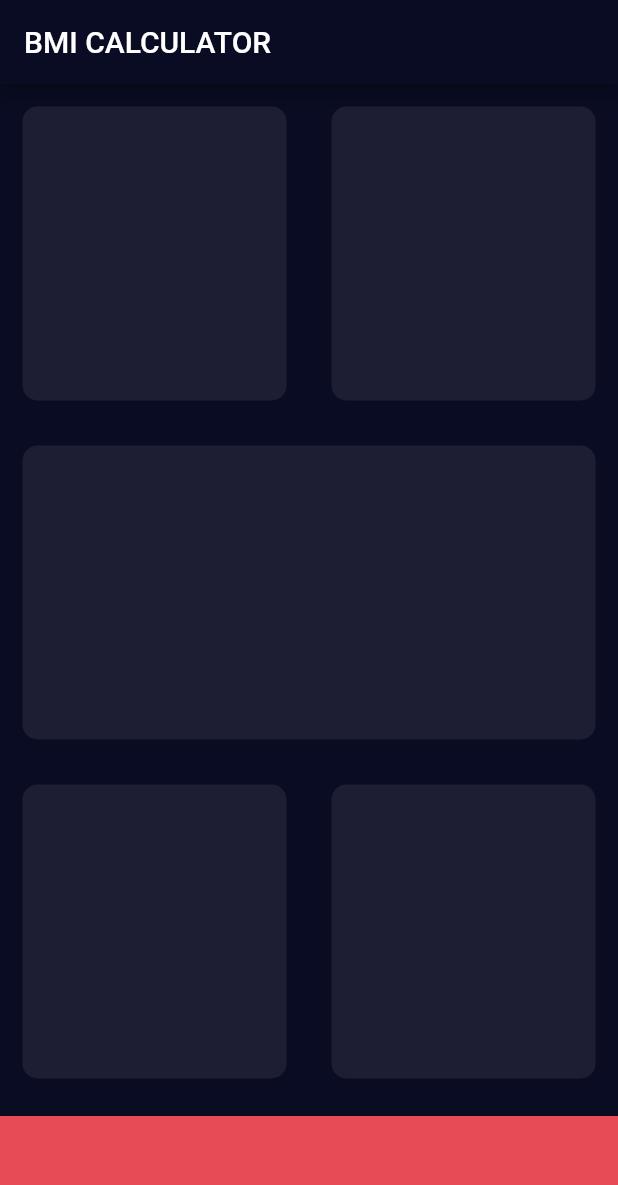
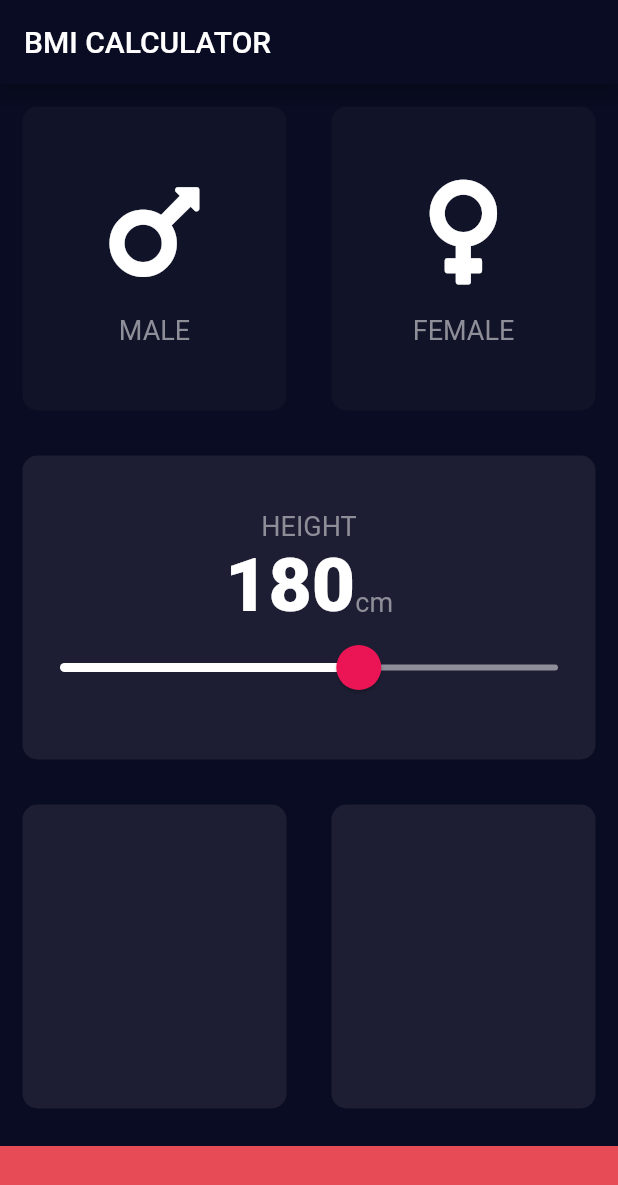
Before and after one commit to AlinaMatsyash/BMI-Flutter, a Flutter app: the screen it shows after launch, on a phone screen of 412 x 824 dp. Shown: the top 1185 px of the screen. Run offline on Flutter 3.47's test engine with Material 2 defaults, Android fonts, the phone set to English and light mode, and no system bars; our stand-ins replace font_awesome_flutter.

Commit message:
shell1+shell2

```diff
--- /dev/null
+++ b/lib/constants.dart
@@ -0,0 +1,10 @@
+import 'package:flutter/material.dart';
+
+const kBottomContainerHight = 60.0;
+const kActiveCardColour = Color(0xFF1D1E33);
+const kInactiveCardColor = Color(0xFF111328);
+const kBottomContainerColour = Color(0xFFE74C56);
+
+const kLabelTextStyle = TextStyle(fontSize: 18.0, color: Color(0xFF8D8E98));
+
+const kNumberTextStyle = TextStyle(fontSize: 50.0, fontWeight: FontWeight.w900);
--- /dev/null
+++ b/lib/icon_content.dart
@@ -0,0 +1,29 @@
+import 'package:flutter/material.dart';
+import 'constants.dart';
+
+class IconContent extends StatelessWidget {
+  IconContent({this.icon, this.label});
+
+  final IconData icon;
+  final String label;
+
+  @override
+  Widget build(BuildContext context) {
+    return Column(
+      mainAxisAlignment: MainAxisAlignment.center,
+      children: <Widget>[
+        Icon(
+          icon,
+          size: 80.0,
+        ),
+        SizedBox(
+          height: 15.0,
+        ),
+        Text(
+          label,
+          style: kLabelTextStyle,
+        ),
+      ],
+    );
+  }
+}
--- a/lib/input_page.dart
+++ b/lib/input_page.dart
@@ -1,9 +1,14 @@
 import 'package:flutter/cupertino.dart';
 import 'package:flutter/material.dart';
+import 'package:font_awesome_flutter/font_awesome_flutter.dart';
+import 'icon_content.dart';
+import 'reusable_card.dart';
+import 'constants.dart';
 
-const bottomContainerHight = 80.0;
-const activeCardColour = Color(0xFF1D1E33);
-const bottomContainerColour = Color(0xFFE74C56);
+enum Gender {
+  male,
+  female,
+}
 
 class InputPage extends StatefulWidget {
   @override
@@ -11,6 +16,9 @@ class InputPage extends StatefulWidget {
 }
 
 class _InputPageState extends State<InputPage> {
+  Gender selectedGender;
+  int height = 180;
+
   @override
   Widget build(BuildContext context) {
     return Scaffold(
@@ -18,59 +26,115 @@ class _InputPageState extends State<InputPage> {
           title: Text('BMI CALCULATOR'),
         ),
         body: Column(
+          crossAxisAlignment: CrossAxisAlignment.stretch,
           children: <Widget>[
             Expanded(
               child: Row(
                 children: <Widget>[
                   Expanded(
-                    child: ReusableCard(colour: activeCardColour),
+                    child: ReusableCard(
+                      onPress: () {
+                        setState(() {
+                          selectedGender = Gender.male;
+                        });
+                      },
+                      colour: selectedGender == Gender.male
+                          ? kActiveCardColour
+                          : kInactiveCardColor,
+                      cardChild: IconContent(
+                        icon: FontAwesomeIcons.mars,
+                        label: 'MALE',
+                      ),
+                    ),
                   ),
                   Expanded(
-                    child: ReusableCard(colour: activeCardColour),
+                    child: ReusableCard(
+                      onPress: () {
+                        setState(() {
+                          selectedGender = Gender.female;
+                        });
+                      },
+                      colour: selectedGender == Gender.female
+                          ? kActiveCardColour
+                          : kInactiveCardColor,
+                      cardChild: IconContent(
+                        icon: FontAwesomeIcons.venus,
+                        label: 'FEMALE',
+                      ),
+                    ),
                   ),
                 ],
               ),
             ),
             Expanded(
-              child: ReusableCard(colour: activeCardColour),
+              child: ReusableCard(
+                colour: kActiveCardColour,
+                cardChild: Column(
+                  mainAxisAlignment: MainAxisAlignment.center,
+                  children: <Widget>[
+                    Text(
+                      'HEIGHT',
+                      style: kLabelTextStyle,
+                    ),
+                    Row(
+                      mainAxisAlignment: MainAxisAlignment.center,
+                      crossAxisAlignment: CrossAxisAlignment.baseline,
+                      textBaseline: TextBaseline.alphabetic,
+                      children: <Widget>[
+                        Text(
+                          height.toString(),
+                          style: kNumberTextStyle,
+                        ),
+                        Text(
+                          'cm',
+                          style: kLabelTextStyle,
+                        )
+                      ],
+                    ),
+                    SliderTheme(
+                      data: SliderTheme.of(context).copyWith(
+                        activeTrackColor: Colors.white,
+                        thumbColor: Color(0xFFEB1555),
+                        thumbShape:
+                            RoundSliderThumbShape(enabledThumbRadius: 15.0),
+                        overlayShape:
+                            RoundSliderOverlayShape(overlayRadius: 25.0),
+                      ),
+                      child: Slider(
+                        value: height.toDouble(),
+                        min: 120.0,
+                        max: 220.0,
+                        inactiveColor: Color(0xFF8D8E98),
+                        onChanged: (double newValue) {
+                          setState(() {
+                            height = newValue.round();
+                          });
+                        },
+                      ),
+                    ),
+                  ],
+                ),
+              ),
             ),
             Expanded(
               child: Row(
                 children: <Widget>[
                   Expanded(
-                    child: ReusableCard(colour: activeCardColour),
+                    child: ReusableCard(colour: kActiveCardColour),
                   ),
                   Expanded(
-                    child: ReusableCard(colour: activeCardColour),
+                    child: ReusableCard(colour: kActiveCardColour),
                   ),
                 ],
               ),
             ),
             Container(
-              color: bottomContainerColour,
+              color: kBottomContainerColour,
               margin: EdgeInsets.only(top: 10.0),
               width: double.infinity,
-              height: bottomContainerHight,
+              height: kBottomContainerHight,
             )
           ],
         ));
   }
 }
-
-class ReusableCard extends StatelessWidget {
-  ReusableCard({@required this.colour, this.cardChild});
-
-  final Color colour;
-  final Widget cardChild;
-
-  @override
-  Widget build(BuildContext context) {
-    return Container(
-      margin: EdgeInsets.all(15.0),
-      decoration: BoxDecoration(
-        color: colour,
-        borderRadius: BorderRadius.circular(10.0),
-      ),
-    );
-  }
-}
--- /dev/null
+++ b/lib/reusable_card.dart
@@ -0,0 +1,24 @@
+import 'package:flutter/material.dart';
+
+class ReusableCard extends StatelessWidget {
+  ReusableCard({@required this.colour, this.cardChild, this.onPress});
+
+  final Color colour;
+  final Widget cardChild;
+  final Function onPress;
+
+  @override
+  Widget build(BuildContext context) {
+    return GestureDetector(
+      onTap: onPress,
+      child: Container(
+        child: cardChild,
+        margin: EdgeInsets.all(15.0),
+        decoration: BoxDecoration(
+          color: colour,
+          borderRadius: BorderRadius.circular(10.0),
+        ),
+      ),
+    );
+  }
+}
--- a/pubspec.yaml
+++ b/pubspec.yaml
@@ -23,6 +23,7 @@ dependencies:
   # The following adds the Cupertino Icons font to your application.
   # Use with the CupertinoIcons class for iOS style icons.
   cupertino_icons: ^0.1.2
+  font_awesome_flutter: ^8.8.1
 
 dev_dependencies:
   flutter_test:
```
Also changed, not shown: pubspec.lock.
